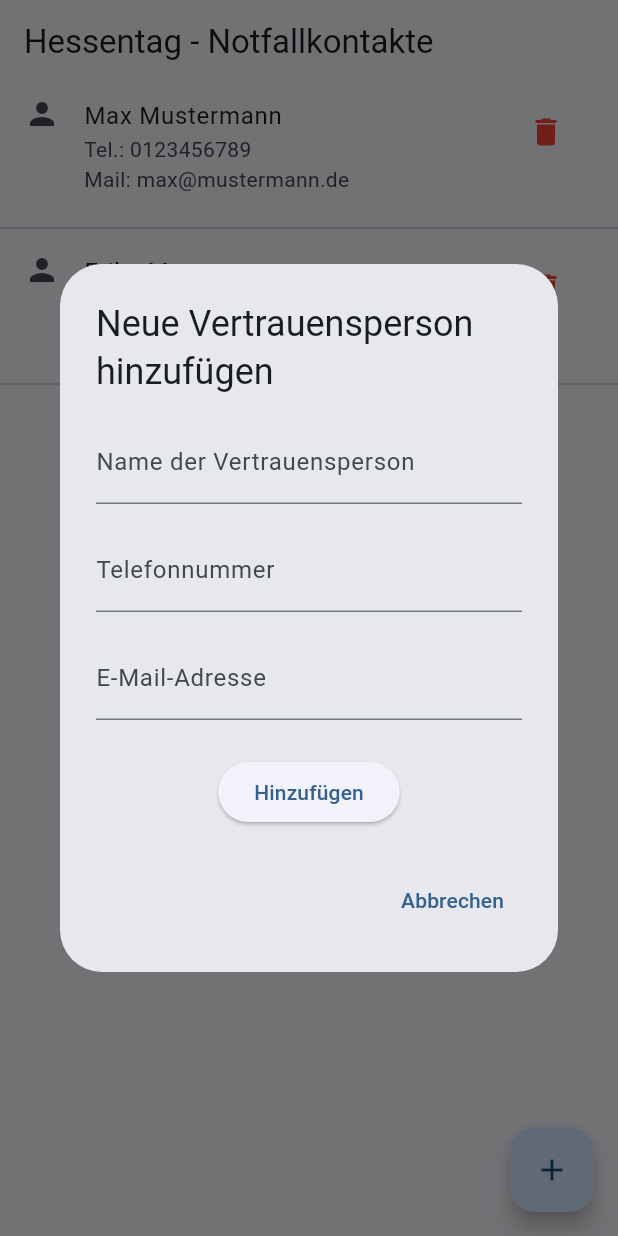
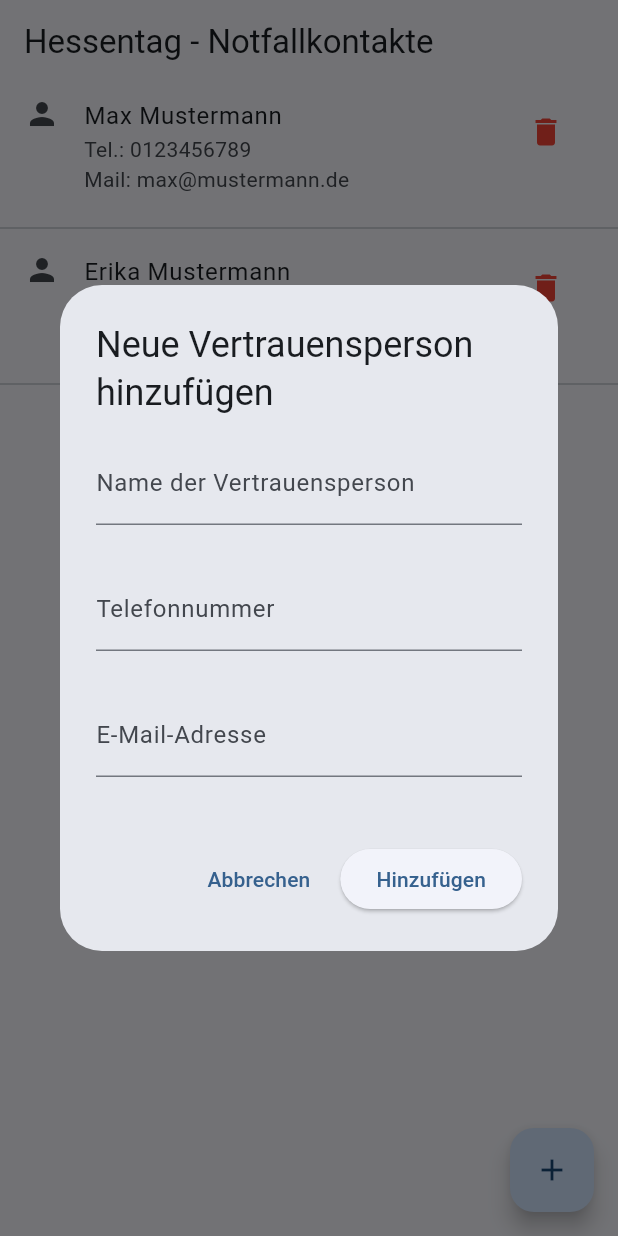
Before and after one commit to thomasalcock/302FoundFrontend, a Flutter app: the screen it shows after launch, after a tap on the "add" icon, on a phone screen of 412 x 824 dp. Run offline on Flutter 3.47's test engine with Material 3 defaults, Android fonts, the phone set to English and light mode, and no system bars.

Commit message:
Add validation and move submit button

```diff
--- a/lib/trustedPersons/trusted_person_form.dart
+++ b/lib/trustedPersons/trusted_person_form.dart
@@ -11,63 +11,98 @@ class TrustedPersonForm extends StatefulWidget {
 }
 
 class TrustedPersonFormState extends State<TrustedPersonForm> {
+  final GlobalKey<FormState> _formKey = GlobalKey<FormState>();
   final TextEditingController _nameController = TextEditingController();
   final TextEditingController _phoneController = TextEditingController();
   final TextEditingController _emailController = TextEditingController();
+
+  void submitForm() {
+    if (_formKey.currentState!.validate()) {
+      final person = TrustedPerson(
+        name: _nameController.text.trim(),
+        phoneNumber: _phoneController.text.trim(),
+        email: _emailController.text.trim(),
+      );
+      widget.onPersonAdded(person);
+    }
+  }
+
+  String? _validateEmail(String? value) {
+    if (value == null || value.trim().isEmpty) {
+      return 'Bitte geben Sie eine E-Mail-Adresse ein.';
+    }
+
+    final email = value.trim();
+
+    // Basic email validation using RegExp
+    final RegExp emailRegExp = RegExp(
+      r'^[a-zA-Z0-9._%+-]+@[a-zA-Z0-9.-]+\.[a-zA-Z]{2,}$',
+    );
+
+    if (!emailRegExp.hasMatch(email)) {
+      return 'Bitte geben Sie eine gültige E-Mail-Adresse ein.';
+    }
+
+    return null;
+  }
 
   @override
   void dispose() {
     _nameController.dispose();
     _phoneController.dispose();
+    _emailController.dispose();
     super.dispose();
   }
 
   @override
   Widget build(BuildContext context) {
-    return Column(
-      mainAxisSize: MainAxisSize.min,
-      children: [
-        TextField(
-          controller: _nameController,
-          decoration: const InputDecoration(
-            labelText: 'Name der Vertrauensperson',
-          ),
+    return SingleChildScrollView(
+      child: Form(
+        key: _formKey,
+        child: Column(
+          mainAxisSize: MainAxisSize.min,
+          children: [
+            TextFormField(
+              controller: _nameController,
+              decoration: const InputDecoration(
+                labelText: 'Name der Vertrauensperson',
+                helperText: ' ', // Reserve space for error messages
+              ),
+              validator: (value) {
+                if (value == null || value.trim().isEmpty) {
+                  return 'Bitte geben Sie einen Namen ein.';
+                }
+                return null;
+              },
+            ),
+            const SizedBox(height: 8),
+            TextFormField(
+              controller: _phoneController,
+              decoration: const InputDecoration(
+                labelText: 'Telefonnummer',
+                helperText: ' ', // Reserve space for error messages
+              ),
+              keyboardType: TextInputType.phone,
+              validator: (value) {
+                if (value == null || value.trim().isEmpty) {
+                  return 'Bitte geben Sie eine Telefonnummer ein.';
+                }
+                return null;
+              },
+            ),
+            const SizedBox(height: 8),
+            TextFormField(
+              controller: _emailController,
+              decoration: const InputDecoration(
+                labelText: 'E-Mail-Adresse',
+                helperText: ' ', // Reserve space for error messages
+              ),
+              keyboardType: TextInputType.emailAddress,
+              validator: _validateEmail,
+            ),
+          ],
         ),
-        const SizedBox(height: 16),
-        TextField(
-          controller: _phoneController,
-          decoration: const InputDecoration(labelText: 'Telefonnummer'),
-          keyboardType: TextInputType.phone,
-        ),
-        const SizedBox(height: 16),
-        TextField(
-          controller: _emailController,
-          decoration: const InputDecoration(labelText: 'E-Mail-Adresse'),
-          keyboardType: TextInputType.emailAddress,
-        ),
-        const SizedBox(height: 24),
-        ElevatedButton(
-          onPressed: () {
-            if (_nameController.text.trim().isNotEmpty &&
-                _phoneController.text.trim().isNotEmpty &&
-                _emailController.text.trim().isNotEmpty) {
-              final person = TrustedPerson(
-                name: _nameController.text.trim(),
-                phoneNumber: _phoneController.text.trim(),
-                email: _emailController.text.trim(),
-              );
-              widget.onPersonAdded(person);
-            } else {
-              ScaffoldMessenger.of(context).showSnackBar(
-                const SnackBar(
-                  content: Text('Bitte füllen Sie alle Felder aus.'),
-                ),
-              );
-            }
-          },
-          child: const Text('Hinzufügen'),
-        ),
-      ],
+      ),
     );
   }
 }
--- a/lib/trustedPersons/trusted_persons_list_view.dart
+++ b/lib/trustedPersons/trusted_persons_list_view.dart
@@ -119,12 +119,15 @@ class TrustedPersonsListViewState extends State<TrustedPersonsListView> {
             ),
       floatingActionButton: FloatingActionButton(
         onPressed: () {
+          final GlobalKey<TrustedPersonFormState> formKey =
+              GlobalKey<TrustedPersonFormState>();
           showDialog(
             context: context,
             builder: (context) {
               return AlertDialog(
                 title: const Text('Neue Vertrauensperson hinzufügen'),
                 content: TrustedPersonForm(
+                  key: formKey,
                   onPersonAdded: (person) {
                     _addTrustedPerson(person);
                     Navigator.of(context).pop();
@@ -134,6 +137,12 @@ class TrustedPersonsListViewState extends State<TrustedPersonsListView> {
                   TextButton(
                     onPressed: () => Navigator.of(context).pop(),
                     child: const Text('Abbrechen'),
+                  ),
+                  ElevatedButton(
+                    onPressed: () {
+                      formKey.currentState?.submitForm();
+                    },
+                    child: const Text('Hinzufügen'),
                   ),
                 ],
               );
```
